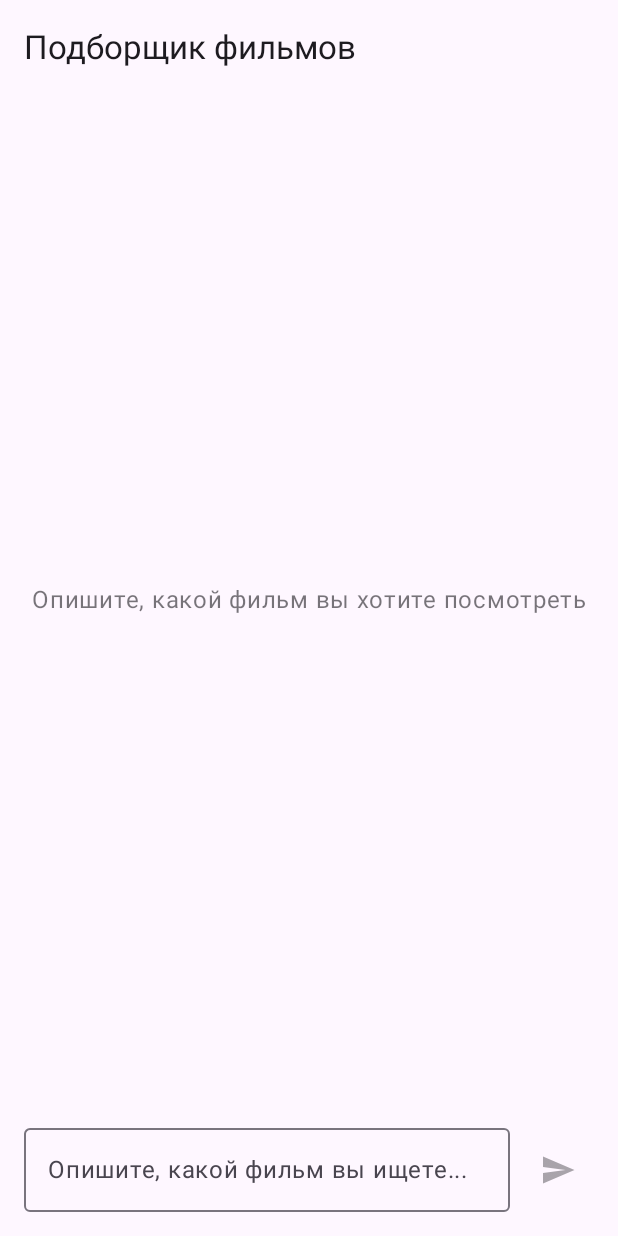
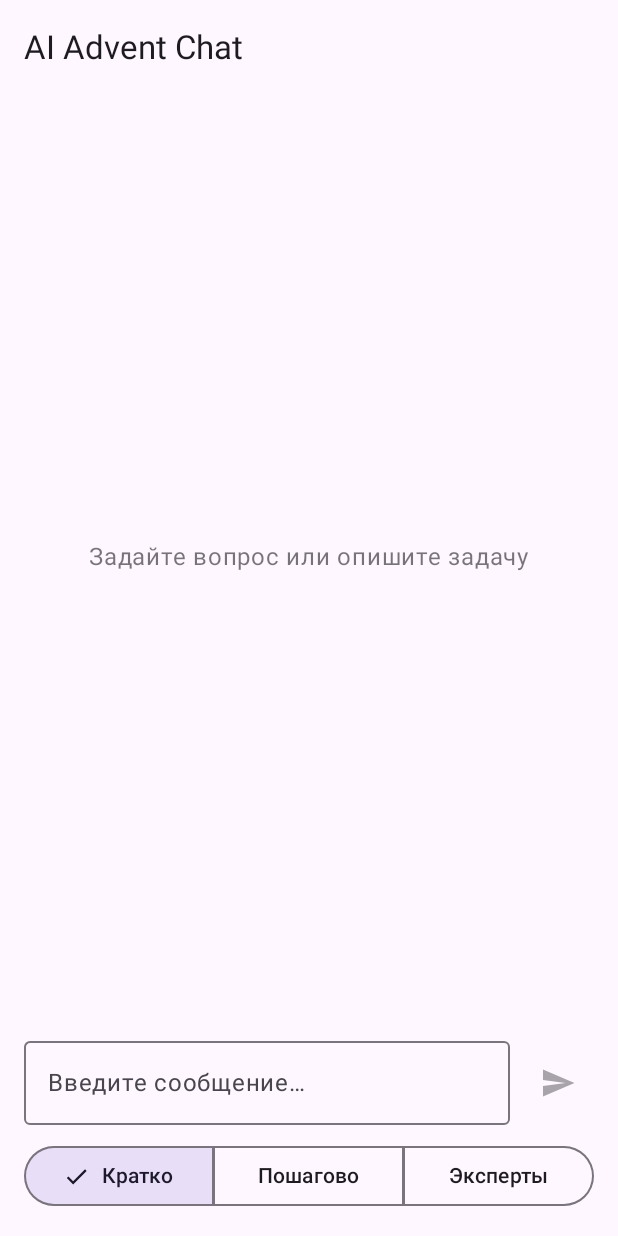
Before and after one commit to vladimir-eliseev-ai/ai-advent-chat, an Android app built with Jetpack Compose: the screen it shows after launch (MainActivity), on a phone screen of 412 x 824 dp. Run offline under Robolectric (Android 15) with nearby library versions, the phone set to English and light mode, and no system bars; our stand-ins replace Timber; libraries missing offline, so code that uses them is left out: com.jakewharton.retrofit2.

Commit message:
День 4 - Работа с промптом. Кратко/пошагово/эксперты

```diff
--- /dev/null
+++ b/app/src/main/java/eliseev/aiadvent/chat/data/model/AnswerMode.kt
@@ -0,0 +1,7 @@
+package eliseev.aiadvent.chat.data.model
+
+enum class AnswerMode {
+    BRIEF,
+    STEP_BY_STEP,
+    EXPERTS
+}
--- a/app/src/main/java/eliseev/aiadvent/chat/domain/usecase/SendMessageUseCase.kt
+++ b/app/src/main/java/eliseev/aiadvent/chat/domain/usecase/SendMessageUseCase.kt
@@ -1,5 +1,6 @@
 package eliseev.aiadvent.chat.domain.usecase
 
+import eliseev.aiadvent.chat.data.model.AnswerMode
 import eliseev.aiadvent.chat.data.model.ChatMessage
 import eliseev.aiadvent.chat.data.model.MessageRole
 import eliseev.aiadvent.chat.data.repository.ChatRepository
@@ -10,7 +11,8 @@ class SendMessageUseCase(
 ) {
     suspend operator fun invoke(
         currentMessages: List<ChatMessage>,
-        userMessage: String
+        userMessage: String,
+        mode: AnswerMode = AnswerMode.BRIEF
     ): ChatResult<List<ChatMessage>> {
         if (userMessage.isBlank()) {
             return ChatResult.Error("Message cannot be empty")
@@ -23,6 +25,6 @@ class SendMessageUseCase(
 
         val messagesWithUser = currentMessages + newUserMessage
 
-        return repository.sendMessage(messagesWithUser)
+        return repository.sendMessage(messagesWithUser, mode)
     }
 }
--- a/app/src/main/java/eliseev/aiadvent/chat/presentation/chat/ChatScreen.kt
+++ b/app/src/main/java/eliseev/aiadvent/chat/presentation/chat/ChatScreen.kt
@@ -72,8 +72,10 @@ fun ChatScreen(
             visibleMessages = visibleMessages,
             isLoading = uiState.isLoading,
             inputText = uiState.inputText,
+            selectedMode = uiState.selectedMode,
             listState = listState,
             onTextChange = viewModel::updateInputText,
+            onModeChange = viewModel::updateAnswerMode,
             onSendClick = viewModel::sendMessage
         )
     }
@@ -136,8 +138,10 @@ private fun ChatContent(
     visibleMessages: List<UiMessage>,
     isLoading: Boolean,
     inputText: String,
+    selectedMode: eliseev.aiadvent.chat.data.model.AnswerMode,
     listState: LazyListState,
     onTextChange: (String) -> Unit,
+    onModeChange: (eliseev.aiadvent.chat.data.model.AnswerMode) -> Unit,
     onSendClick: () -> Unit
 ) {
     Column(
@@ -160,6 +164,8 @@ private fun ChatContent(
         ChatInput(
             text = inputText,
             onTextChange = onTextChange,
+            mode = selectedMode,
+            onModeChange = onModeChange,
             onSendClick = onSendClick,
             enabled = !isLoading,
             modifier = Modifier
--- a/app/src/main/java/eliseev/aiadvent/chat/presentation/chat/ChatViewModel.kt
+++ b/app/src/main/java/eliseev/aiadvent/chat/presentation/chat/ChatViewModel.kt
@@ -2,6 +2,7 @@ package eliseev.aiadvent.chat.presentation.chat
 
 import androidx.lifecycle.ViewModel
 import androidx.lifecycle.viewModelScope
+import eliseev.aiadvent.chat.data.model.AnswerMode
 import eliseev.aiadvent.chat.data.model.ChatMessage
 import eliseev.aiadvent.chat.data.model.MessageRole
 import eliseev.aiadvent.chat.data.repository.ChatRepository
@@ -21,7 +22,8 @@ data class ChatUiState(
     val messages: List<UiMessage> = emptyList(),
     val isLoading: Boolean = false,
     val errorMessage: String? = null,
-    val inputText: String = ""
+    val inputText: String = "",
+    val selectedMode: AnswerMode = AnswerMode.BRIEF
 )
 
 class ChatViewModel(
@@ -32,6 +34,7 @@ class ChatViewModel(
     private val _isLoading = MutableStateFlow(false)
     private val _errorMessage = MutableStateFlow<String?>(null)
     private val _inputText = MutableStateFlow("")
+    private val _selectedMode = MutableStateFlow(AnswerMode.BRIEF)
 
     val uiState: StateFlow<ChatUiState> = combine(
         messageStore.messages.map { messages ->
@@ -39,13 +42,15 @@ class ChatViewModel(
         },
         _isLoading,
         _errorMessage,
-        _inputText
-    ) { messages, isLoading, errorMessage, inputText ->
+        _inputText,
+        _selectedMode
+    ) { messages, isLoading, errorMessage, inputText, selectedMode ->
         ChatUiState(
             messages = messages,
             isLoading = isLoading,
             errorMessage = errorMessage,
-            inputText = inputText
+            inputText = inputText,
+            selectedMode = selectedMode
         )
     }.stateIn(
         scope = viewModelScope,
@@ -55,6 +60,10 @@ class ChatViewModel(
 
     fun updateInputText(text: String) {
         _inputText.value = text
+    }
+
+    fun updateAnswerMode(mode: AnswerMode) {
+        _selectedMode.value = mode
     }
 
     fun sendMessage() {
@@ -68,7 +77,10 @@ class ChatViewModel(
         setLoadingState(true)
 
         viewModelScope.launch {
-            val result = repository.sendMessage(messageStore.getMessages())
+            val result = repository.sendMessage(
+                messages = messageStore.getMessages(),
+                mode = _selectedMode.value
+            )
             handleSendMessageResult(result)
         }
     }
--- a/app/src/main/java/eliseev/aiadvent/chat/presentation/chat/components/ChatInput.kt
+++ b/app/src/main/java/eliseev/aiadvent/chat/presentation/chat/components/ChatInput.kt
@@ -1,17 +1,24 @@
 package eliseev.aiadvent.chat.presentation.chat.components
 
+import androidx.compose.foundation.layout.Column
 import androidx.compose.foundation.layout.Row
+import androidx.compose.foundation.layout.Spacer
 import androidx.compose.foundation.layout.fillMaxWidth
 import androidx.compose.foundation.layout.padding
+import androidx.compose.foundation.layout.height
 import androidx.compose.foundation.text.KeyboardActions
 import androidx.compose.foundation.text.KeyboardOptions
 import androidx.compose.material.icons.Icons
 import androidx.compose.material.icons.filled.Send
 import androidx.compose.material3.Icon
 import androidx.compose.material3.IconButton
+import androidx.compose.material3.ExperimentalMaterial3Api
 import androidx.compose.material3.MaterialTheme
 import androidx.compose.material3.OutlinedTextField
 import androidx.compose.material3.OutlinedTextFieldDefaults
+import androidx.compose.material3.SegmentedButton
+import androidx.compose.material3.SegmentedButtonDefaults
+import androidx.compose.material3.SingleChoiceSegmentedButtonRow
 import androidx.compose.material3.Text
 import androidx.compose.runtime.Composable
 import androidx.compose.ui.Alignment
@@ -23,19 +30,26 @@ import androidx.compose.ui.res.stringResource
 import androidx.compose.ui.text.input.ImeAction
 import androidx.compose.ui.unit.dp
 import eliseev.aiadvent.chat.R
+import eliseev.aiadvent.chat.data.model.AnswerMode
 
+@OptIn(ExperimentalMaterial3Api::class)
 @Composable
 fun ChatInput(
     text: String,
     onTextChange: (String) -> Unit,
+    mode: AnswerMode,
+    onModeChange: (AnswerMode) -> Unit,
     onSendClick: () -> Unit,
     enabled: Boolean = true,
     modifier: Modifier = Modifier
 ) {
-    Row(
+    Column(
         modifier = modifier
             .fillMaxWidth()
             .padding(16.dp),
+    ) {
+        Row(
+            modifier = Modifier.fillMaxWidth(),
             verticalAlignment = Alignment.CenterVertically
         ) {
             OutlinedTextField(
@@ -89,4 +103,31 @@ fun ChatInput(
                 )
             }
         }
+
+        Spacer(modifier = Modifier.height(10.dp))
+
+        val options = listOf(
+            AnswerMode.BRIEF to R.string.answer_mode_brief,
+            AnswerMode.STEP_BY_STEP to R.string.answer_mode_step_by_step,
+            AnswerMode.EXPERTS to R.string.answer_mode_experts
+        )
+
+        SingleChoiceSegmentedButtonRow(
+            modifier = Modifier.fillMaxWidth()
+        ) {
+            options.forEachIndexed { index, (optionMode, labelRes) ->
+                SegmentedButton(
+                    shape = SegmentedButtonDefaults.itemShape(
+                        index = index,
+                        count = options.size
+                    ),
+                    selected = mode == optionMode,
+                    onClick = { onModeChange(optionMode) },
+                    enabled = enabled
+                ) {
+                    Text(text = stringResource(labelRes))
                 }
+            }
+        }
+    }
+}
--- a/app/src/main/res/values/strings.xml
+++ b/app/src/main/res/values/strings.xml
@@ -1,9 +1,13 @@
 <resources>
-    <string name="app_name">Подборщик фильмов</string>
-    <string name="empty_state_message">Опишите, какой фильм вы хотите посмотреть</string>
-    <string name="input_placeholder">Опишите, какой фильм вы ищете...</string>
-    <string name="send_button_description">Найти фильм</string>
-    <string name="thinking_indicator">Подбираю фильм...</string>
+    <string name="app_name">AI Advent Chat</string>
+    <string name="empty_state_message">Задайте вопрос или опишите задачу</string>
+    <string name="input_placeholder">Введите сообщение…</string>
+    <string name="send_button_description">Отправить</string>
+    <string name="thinking_indicator">Думаю…</string>
+
+    <string name="answer_mode_brief">Кратко</string>
+    <string name="answer_mode_step_by_step">Пошагово</string>
+    <string name="answer_mode_experts">Эксперты</string>
     <string name="question_label">Вопрос:</string>
     <string name="response_label">Ответ:</string>
     <string name="date_label">Дата:</string>
```
Also changed, not shown: app/src/main/java/eliseev/aiadvent/chat/data/repository/ChatRepository.kt (+43 -4 lines), app/src/main/java/eliseev/aiadvent/chat/presentation/chat/components/MessageItem.kt (+7 -11 lines), 1 other file. Lines whose indentation alone changed are shown as unchanged.
